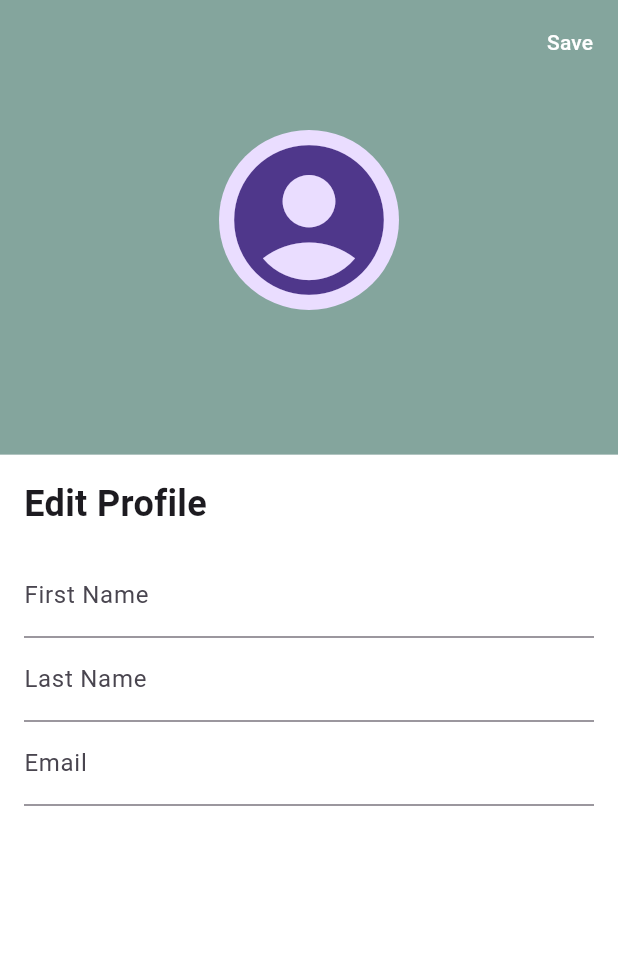
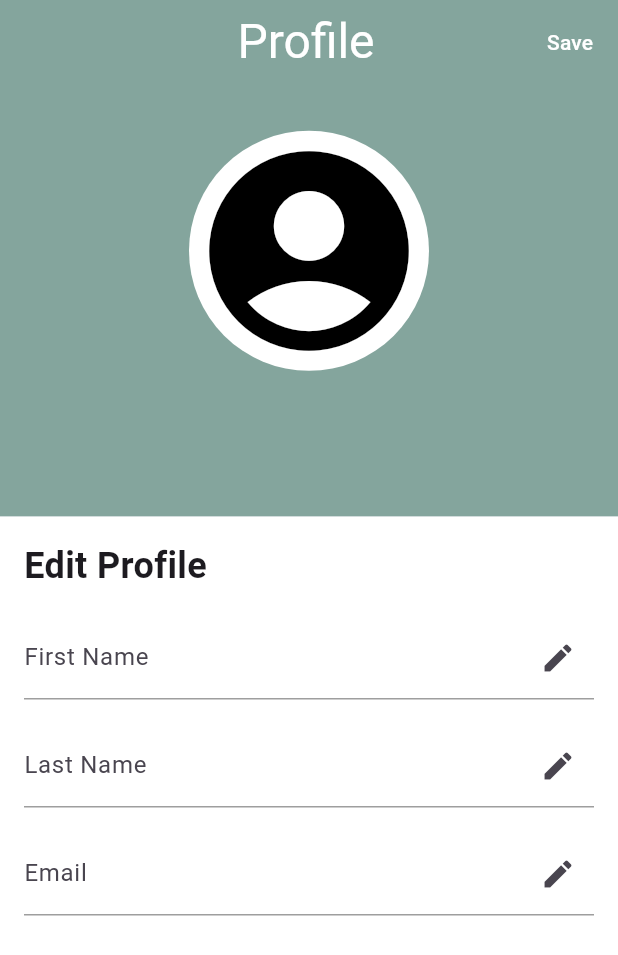
Before and after one commit to stefanovskii/mobile_app, a Flutter app: the ProfilePage screen opened directly with empty values, after a tap on "Edit", on a phone screen of 412 x 824 dp. Shown: the top 955 px of the screen. Run offline on Flutter 3.47's test engine with Material 3 defaults, Android fonts, the phone set to English and light mode, and no system bars; our stand-ins replace cloud_firestore, firebase_auth, firebase_core, firebase_storage, image_picker; accounts and stored records are empty; network calls fail.

Commit message:
24 hour format for the pictures, editPage done and changes in profilePage

```diff
--- a/lib/edit_profile.dart
+++ b/lib/edit_profile.dart
@@ -26,7 +26,7 @@ class _EditProfilePageState extends State<EditProfilePage> {
 
   Widget _buildCustomAppBar() {
     return Container(
-      height: MediaQuery.of(context).size.height * 0.3,
+      height: MediaQuery.of(context).size.height * 0.35,
       color: const Color(0xFF84A59D),
       child: Padding(
         padding: const EdgeInsets.all(16.0),
@@ -37,8 +37,9 @@ class _EditProfilePageState extends State<EditProfilePage> {
               mainAxisAlignment: MainAxisAlignment.center, // Center the content horizontally
               children: [
                 CircleAvatar(
-                  radius: 60.0,
-                  child: Icon(Icons.account_circle, size: 120.0),
+                  radius: 80.0,
+                  backgroundColor: Colors.white,
+                  child: Icon(Icons.account_circle, size: 160.0),foregroundColor: Colors.black,
                 ),
               ],
             ),
@@ -60,6 +61,18 @@ class _EditProfilePageState extends State<EditProfilePage> {
       appBar: AppBar(
           backgroundColor: const Color(0xFF84A59D),
           automaticallyImplyLeading: false,
+          title: const Row(
+            mainAxisAlignment: MainAxisAlignment.center,
+            children: [
+              Padding(
+                padding: EdgeInsets.only(left: 60.0),
+                child: Text(
+                  'Profile',
+                  style: TextStyle(color: Colors.white, fontSize: 32.0),
+                ),
+              ),
+            ],
+          ),
           actions: [
             TextButton(
               onPressed: () {
@@ -78,19 +91,19 @@ class _EditProfilePageState extends State<EditProfilePage> {
               padding: const EdgeInsets.all(16.0),
               child: ListView(
                 children: [
-                  const Text('Edit Profile', style: TextStyle(fontSize: 24.0, fontWeight: FontWeight.bold),),
+                  const Text('Edit Profile', style: TextStyle(fontSize: 24.0, fontWeight: FontWeight.bold)),
                   const SizedBox(height: 16.0),
-                  TextField(
+                  _buildEditableTextField(
                     controller: _firstNameController,
-                    decoration: const InputDecoration(labelText: "First Name"),
+                    label: "First Name",
                   ),
-                  TextField(
+                  _buildEditableTextField(
                     controller: _lastNameController,
-                    decoration: const InputDecoration(labelText: "Last Name"),
+                    label: "Last Name",
                   ),
-                  TextField(
+                  _buildEditableTextField(
                     controller: _emailController,
-                    decoration: const InputDecoration(labelText: "Email"),
+                    label: "Email",
                   ),
                 ],
               ),
@@ -100,6 +113,59 @@ class _EditProfilePageState extends State<EditProfilePage> {
       ),
     );
   }
+
+  Widget _buildEditableTextField({
+    required TextEditingController controller,
+    required String label,
+    bool enabled = true,
+  }) {
+    final FocusNode focusNode = FocusNode();
+
+    return Padding(
+      padding: const EdgeInsets.only(bottom: 16.0),
+      child: GestureDetector(
+        onTap: () {
+          if (enabled) {
+            // Enable editing and focus on the TextField
+            setState(() {
+              enabled = true;
+            });
+            focusNode.requestFocus();
+          }
+        },
+        child: TextField(
+          controller: controller,
+          focusNode: focusNode,
+          decoration: InputDecoration(
+            labelText: label,
+            enabled: enabled,
+            suffixIcon: enabled
+                ? IconButton(
+              icon: Icon(Icons.edit),
+              onPressed: () {
+                setState(() {
+                  enabled = true;
+                });
+                focusNode.requestFocus();
+              },
+            )
+                : null,
+            focusedBorder: UnderlineInputBorder(
+              borderSide: BorderSide(color: Colors.grey),
+            ),
+            enabledBorder: UnderlineInputBorder(
+              borderSide: BorderSide(color: Colors.grey),
+            ),
+            disabledBorder: UnderlineInputBorder(
+            borderSide: BorderSide(color: Colors.grey),
+            ),
+          ),
+        ),
+      ),
+    );
+  }
+
+
 
 
   void _saveChanges(BuildContext context) {
--- a/lib/profile.dart
+++ b/lib/profile.dart
@@ -2,18 +2,78 @@ import 'package:firebase_auth/firebase_auth.dart';
 import 'package:flutter/material.dart';
 import 'edit_profile.dart';
 
-class ProfilePage extends StatelessWidget {
+class ProfilePage extends StatefulWidget {
   final User user;
 
   const ProfilePage({Key? key, required this.user}) : super(key: key);
 
   @override
+  _ProfilePageState createState() => _ProfilePageState();
+}
+
+class _ProfilePageState extends State<ProfilePage> {
+  TextEditingController _firstNameController = TextEditingController();
+  TextEditingController _lastNameController = TextEditingController();
+  TextEditingController _emailController = TextEditingController();
+
+  @override
+  void initState() {
+    super.initState();
+    // Initialize controllers with existing user information
+    _firstNameController.text = widget.user.displayName?.split(" ").first ?? "";
+    _lastNameController.text = widget.user.displayName?.split(" ").last ?? "";
+    _emailController.text = widget.user.email ?? "";
+  }
+
+  Widget _buildCustomAppBar() {
+    return Container(
+      height: MediaQuery.of(context).size.height * 0.35,
+      color: const Color(0xFF84A59D),
+      child: Padding(
+        padding: const EdgeInsets.all(16.0),
+        child: Column(
+          mainAxisAlignment: MainAxisAlignment.center, // Center the content vertically
+          children: [
+            const Row(
+              mainAxisAlignment: MainAxisAlignment.center, // Center the content horizontally
+              children: [
+                CircleAvatar(
+                  radius: 80.0,
+                  backgroundColor: Colors.white,
+                  child: Icon(Icons.account_circle, size: 160.0),foregroundColor: Colors.black,
+                ),
+              ],
+            ),
+            const SizedBox(height: 16.0),
+            Text(
+              '${_firstNameController.text} ${_lastNameController.text}',
+              style: const TextStyle(fontSize: 35.0, fontWeight: FontWeight.bold, color: Colors.black),
+            ),
+          ],
+        ),
+      ),
+    );
+  }
+
+
+  @override
   Widget build(BuildContext context) {
     return Scaffold(
-      appBar: PreferredSize(
-        preferredSize: Size.fromHeight(MediaQuery.of(context).size.height * 0.4),
-        child: AppBar(
+        appBar: AppBar(
           backgroundColor: const Color(0xFF84A59D),
+          automaticallyImplyLeading: false,
+          title: const Row(
+            mainAxisAlignment: MainAxisAlignment.center,
+            children: [
+              Padding(
+                padding: EdgeInsets.only(left: 8.0),
+                child: Text(
+                  'Profile',
+                  style: TextStyle(color: Colors.white, fontSize: 32.0),
+                ),
+              ),
+            ],
+          ),
           actions: [
             TextButton(
               onPressed: () {
@@ -35,20 +95,16 @@ class ProfilePage extends StatelessWidget {
             ),
           ),
         ),
-      ),
-      body: Container(
-        color: Colors.white,
-        child: Center(
-          child: Column(
-            mainAxisAlignment: MainAxisAlignment.center,
-            children: [
-              Text('Name: ${user.displayName}'),
-              Text('Email: ${user.email}'),
-              // Add additional user information as needed
-            ],
-          ),
-        ),
-      ),
+
+
+        body: Column(
+        children: [
+          _buildCustomAppBar(),
+          Container(
+
+            ),
+          ],
+        )
     );
   }
 
@@ -62,7 +118,7 @@ class ProfilePage extends StatelessWidget {
     Navigator.push(
       context,
       MaterialPageRoute(
-        builder: (context) => EditProfilePage(user: user),
+        builder: (context) => EditProfilePage(user: widget.user),
       ),
     );
   }
--- a/pubspec.yaml
+++ b/pubspec.yaml
@@ -40,7 +40,6 @@ dependencies:
   image_picker: ^1.0.7
   cloud_firestore: ^4.15.4
   firebase_storage: ^11.6.5
-  carousel_slider: ^4.2.1
 
 
 dev_dependencies:
```
Also changed, not shown: lib/main.dart (+19 -14 lines), pubspec.lock, 1 other file.
